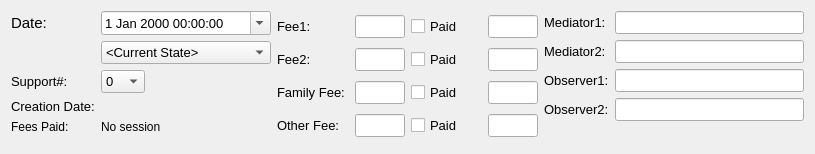
Before: the Qt Designer form drc/gui/mediationsessionform.ui in lansdon/cpts483_drc, drawn with Qt 5.
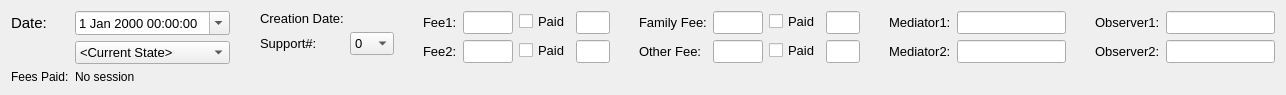
After: the same form once the commit is applied.

What changed in the file:
```diff
--- a/drc/gui/mediationsessionform.ui
+++ b/drc/gui/mediationsessionform.ui
@@ -6,8 +6,8 @@
    <rect>
     <x>0</x>
     <y>0</y>
-    <width>815</width>
-    <height>154</height>
+    <width>1286</width>
+    <height>91</height>
    </rect>
   </property>
   <property name="sizePolicy">
@@ -25,11 +25,12 @@
   <property name="windowTitle">
    <string>Mediation Session</string>
   </property>
-  <layout class="QGridLayout" name="gridLayout_2">
-   <item row="0" column="0">
-    <layout class="QHBoxLayout" name="horizontalLayout_5">
+  <layout class="QHBoxLayout" name="horizontalLayout">
      <item>
       <layout class="QFormLayout" name="formLayout">
+     <property name="sizeConstraint">
+      <enum>QLayout::SetNoConstraint</enum>
+     </property>
        <property name="fieldGrowthPolicy">
         <enum>QFormLayout::AllNonFixedFieldsGrow</enum>
        </property>
@@ -97,6 +98,73 @@
         </widget>
        </item>
        <item row="2" column="0">
+      <widget class="QLabel" name="FeesPaidLabel">
+       <property name="text">
+        <string>Fees Paid:</string>
+       </property>
+      </widget>
+     </item>
+     <item row="2" column="1">
+      <widget class="QLabel" name="feePaidDisplayLabel">
+       <property name="text">
+        <string>No session</string>
+       </property>
+      </widget>
+     </item>
+    </layout>
+   </item>
+   <item>
+    <spacer name="horizontalSpacer_4">
+     <property name="orientation">
+      <enum>Qt::Horizontal</enum>
+     </property>
+     <property name="sizeHint" stdset="0">
+      <size>
+       <width>40</width>
+       <height>20</height>
+      </size>
+     </property>
+    </spacer>
+   </item>
+   <item>
+    <layout class="QFormLayout" name="formLayout_2">
+     <property name="sizeConstraint">
+      <enum>QLayout::SetNoConstraint</enum>
+     </property>
+     <item row="0" column="0">
+      <widget class="QLabel" name="creationDateLabel">
+       <property name="font">
+        <font>
+         <pointsize>10</pointsize>
+        </font>
+       </property>
+       <property name="text">
+        <string>Creation Date:</string>
+       </property>
+       <property name="textInteractionFlags">
+        <set>Qt::LinksAccessibleByMouse</set>
+       </property>
+      </widget>
+     </item>
+     <item row="0" column="1">
+      <widget class="QLabel" name="CreationDateDisplayLabel">
+       <property name="sizePolicy">
+        <sizepolicy hsizetype="Expanding" vsizetype="Preferred">
+         <horstretch>0</horstretch>
+         <verstretch>0</verstretch>
+        </sizepolicy>
+       </property>
+       <property name="font">
+        <font>
+         <pointsize>10</pointsize>
+        </font>
+       </property>
+       <property name="text">
+        <string>&lt;Creation Date&gt;</string>
+       </property>
+      </widget>
+     </item>
+     <item row="1" column="0">
         <widget class="QLabel" name="label_10">
          <property name="font">
           <font>
@@ -108,7 +176,7 @@
          </property>
         </widget>
        </item>
-       <item row="2" column="1">
+     <item row="1" column="1">
         <widget class="QComboBox" name="comboBox">
          <property name="sizePolicy">
           <sizepolicy hsizetype="Fixed" vsizetype="Fixed">
@@ -178,92 +246,51 @@
          </item>
         </widget>
        </item>
-       <item row="3" column="0">
-        <widget class="QLabel" name="creationDateLabel">
-         <property name="font">
-          <font>
-           <pointsize>10</pointsize>
-          </font>
-         </property>
-         <property name="text">
-          <string>Creation Date:</string>
-         </property>
-         <property name="textInteractionFlags">
-          <set>Qt::LinksAccessibleByMouse</set>
-         </property>
-        </widget>
-       </item>
-       <item row="3" column="1">
-        <widget class="QLabel" name="CreationDateDisplayLabel">
-         <property name="font">
-          <font>
-           <pointsize>10</pointsize>
-          </font>
-         </property>
-         <property name="text">
-          <string/>
-         </property>
-        </widget>
-       </item>
-       <item row="4" column="0">
-        <widget class="QLabel" name="FeesPaidLabel">
-         <property name="text">
-          <string>Fees Paid:</string>
-         </property>
-        </widget>
-       </item>
-       <item row="4" column="1">
-        <widget class="QLabel" name="feePaidDisplayLabel">
-         <property name="text">
-          <string>No session</string>
-         </property>
-        </widget>
-       </item>
-      </layout>
-     </item>
+    </layout>
+   </item>
+   <item>
+    <spacer name="horizontalSpacer_3">
+     <property name="orientation">
+      <enum>Qt::Horizontal</enum>
+     </property>
+     <property name="sizeHint" stdset="0">
+      <size>
+       <width>40</width>
+       <height>20</height>
+      </size>
+     </property>
+    </spacer>
+   </item>
      <item>
-      <layout class="QGridLayout" name="gridLayout">
-       <item row="3" column="0">
-        <widget class="QLabel" name="label_5">
-         <property name="font">
-          <font>
-           <pointsize>10</pointsize>
-          </font>
-         </property>
-         <property name="text">
-          <string>Other Fee:</string>
-         </property>
-        </widget>
-       </item>
-       <item row="3" column="1">
-        <widget class="QLineEdit" name="OtherFeeLineEdit">
-         <property name="maximumSize">
-          <size>
-           <width>50</width>
-           <height>16777215</height>
-          </size>
-         </property>
-         <property name="font">
-          <font>
-           <pointsize>10</pointsize>
-          </font>
-         </property>
-        </widget>
-       </item>
-       <item row="3" column="2">
-        <widget class="QCheckBox" name="OtherFeePaidCheckBox">
+    <layout class="QFormLayout" name="formLayout_9">
+     <property name="sizeConstraint">
+      <enum>QLayout::SetNoConstraint</enum>
+     </property>
+     <property name="fieldGrowthPolicy">
+      <enum>QFormLayout::AllNonFixedFieldsGrow</enum>
+     </property>
+     <item row="0" column="0">
+      <layout class="QFormLayout" name="formLayout_5">
+       <property name="sizeConstraint">
+        <enum>QLayout::SetNoConstraint</enum>
+       </property>
+       <property name="fieldGrowthPolicy">
+        <enum>QFormLayout::AllNonFixedFieldsGrow</enum>
+       </property>
+       <item row="0" column="0">
+        <widget class="QLabel" name="label_2">
          <property name="font">
           <font>
            <pointsize>10</pointsize>
           </font>
          </property>
          <property name="text">
-          <string>Paid</string>
+          <string>Fee1:</string>
          </property>
         </widget>
        </item>
-       <item row="3" column="3">
-        <widget class="QLineEdit" name="incomeFeeOtherLineEdit">
+       <item row="0" column="1">
+        <widget class="QLineEdit" name="Fee1LineEdit">
          <property name="maximumSize">
           <size>
            <width>50</width>
@@ -277,20 +304,20 @@
          </property>
         </widget>
        </item>
-       <item row="2" column="2">
-        <widget class="QCheckBox" name="FamilyFeePaidCheckBox">
+       <item row="1" column="0">
+        <widget class="QLabel" name="label_3">
          <property name="font">
           <font>
            <pointsize>10</pointsize>
           </font>
          </property>
          <property name="text">
-          <string>Paid</string>
+          <string>Fee2:</string>
          </property>
         </widget>
        </item>
-       <item row="2" column="3">
-        <widget class="QLineEdit" name="incomeFeeFamilyLineEdit">
+       <item row="1" column="1">
+        <widget class="QLineEdit" name="Fee2LineEdit">
          <property name="maximumSize">
           <size>
            <width>50</width>
@@ -304,7 +331,14 @@
          </property>
         </widget>
        </item>
-       <item row="0" column="2">
+      </layout>
+     </item>
+     <item row="0" column="1">
+      <layout class="QFormLayout" name="formLayout_6">
+       <property name="sizeConstraint">
+        <enum>QLayout::SetNoConstraint</enum>
+       </property>
+       <item row="0" column="0">
         <widget class="QCheckBox" name="Fee1PaidCheckBox">
          <property name="font">
           <font>
@@ -316,37 +350,7 @@
          </property>
         </widget>
        </item>
-       <item row="1" column="3">
-        <widget class="QLineEdit" name="incomeFee2LineEdit">
-         <property name="maximumSize">
-          <size>
-           <width>50</width>
-           <height>16777215</height>
-          </size>
-         </property>
-         <property name="font">
-          <font>
-           <pointsize>10</pointsize>
-          </font>
-         </property>
-        </widget>
-       </item>
-       <item row="2" column="1">
-        <widget class="QLineEdit" name="FamilyFeeLineEdit">
-         <property name="maximumSize">
-          <size>
-           <width>50</width>
-           <height>16777215</height>
-          </size>
-         </property>
-         <property name="font">
-          <font>
-           <pointsize>10</pointsize>
-          </font>
-         </property>
-        </widget>
-       </item>
-       <item row="0" column="3">
+       <item row="0" column="1">
         <widget class="QLineEdit" name="incomeFee1LineEdit">
          <property name="maximumSize">
           <size>
@@ -361,7 +365,7 @@
          </property>
         </widget>
        </item>
-       <item row="1" column="2">
+       <item row="1" column="0">
         <widget class="QCheckBox" name="Fee2PaidCheckBox">
          <property name="font">
           <font>
@@ -373,19 +377,52 @@
          </property>
         </widget>
        </item>
-       <item row="1" column="0">
-        <widget class="QLabel" name="label_3">
+       <item row="1" column="1">
+        <widget class="QLineEdit" name="incomeFee2LineEdit">
+         <property name="maximumSize">
+          <size>
+           <width>50</width>
+           <height>16777215</height>
+          </size>
+         </property>
          <property name="font">
           <font>
            <pointsize>10</pointsize>
           </font>
          </property>
-         <property name="text">
-          <string>Fee2:</string>
-         </property>
         </widget>
        </item>
-       <item row="2" column="0">
+      </layout>
+     </item>
+    </layout>
+   </item>
+   <item>
+    <spacer name="horizontalSpacer_2">
+     <property name="orientation">
+      <enum>Qt::Horizontal</enum>
+     </property>
+     <property name="sizeHint" stdset="0">
+      <size>
+       <width>40</width>
+       <height>20</height>
+      </size>
+     </property>
+    </spacer>
+   </item>
+   <item>
+    <layout class="QFormLayout" name="formLayout_10">
+     <property name="sizeConstraint">
+      <enum>QLayout::SetNoConstraint</enum>
+     </property>
+     <property name="fieldGrowthPolicy">
+      <enum>QFormLayout::AllNonFixedFieldsGrow</enum>
+     </property>
+     <item row="0" column="0">
+      <layout class="QFormLayout" name="formLayout_7">
+       <property name="sizeConstraint">
+        <enum>QLayout::SetNoConstraint</enum>
+       </property>
+       <item row="0" column="0">
         <widget class="QLabel" name="label_4">
          <property name="font">
           <font>
@@ -397,8 +434,35 @@
          </property>
         </widget>
        </item>
+       <item row="0" column="1">
+        <widget class="QLineEdit" name="FamilyFeeLineEdit">
+         <property name="maximumSize">
+          <size>
+           <width>50</width>
+           <height>16777215</height>
+          </size>
+         </property>
+         <property name="font">
+          <font>
+           <pointsize>10</pointsize>
+          </font>
+         </property>
+        </widget>
+       </item>
+       <item row="1" column="0">
+        <widget class="QLabel" name="label_5">
+         <property name="font">
+          <font>
+           <pointsize>10</pointsize>
+          </font>
+         </property>
+         <property name="text">
+          <string>Other Fee:</string>
+         </property>
+        </widget>
+       </item>
        <item row="1" column="1">
-        <widget class="QLineEdit" name="Fee2LineEdit">
+        <widget class="QLineEdit" name="OtherFeeLineEdit">
          <property name="maximumSize">
           <size>
            <width>50</width>
@@ -411,38 +475,90 @@
           </font>
          </property>
         </widget>
+       </item>
+      </layout>
        </item>
        <item row="0" column="1">
-        <widget class="QLineEdit" name="Fee1LineEdit">
-         <property name="maximumSize">
-          <size>
-           <width>50</width>
-           <height>16777215</height>
-          </size>
-         </property>
-         <property name="font">
-          <font>
-           <pointsize>10</pointsize>
-          </font>
-         </property>
-        </widget>
-       </item>
+      <layout class="QFormLayout" name="formLayout_8">
+       <property name="sizeConstraint">
+        <enum>QLayout::SetNoConstraint</enum>
+       </property>
        <item row="0" column="0">
-        <widget class="QLabel" name="label_2">
+        <widget class="QCheckBox" name="FamilyFeePaidCheckBox">
          <property name="font">
           <font>
            <pointsize>10</pointsize>
           </font>
          </property>
          <property name="text">
-          <string>Fee1:</string>
+          <string>Paid</string>
          </property>
         </widget>
        </item>
+       <item row="0" column="1">
+        <widget class="QLineEdit" name="incomeFeeFamilyLineEdit">
+         <property name="maximumSize">
+          <size>
+           <width>50</width>
+           <height>16777215</height>
+          </size>
+         </property>
+         <property name="font">
+          <font>
+           <pointsize>10</pointsize>
+          </font>
+         </property>
+        </widget>
+       </item>
+       <item row="1" column="0">
+        <widget class="QCheckBox" name="OtherFeePaidCheckBox">
+         <property name="font">
+          <font>
+           <pointsize>10</pointsize>
+          </font>
+         </property>
+         <property name="text">
+          <string>Paid</string>
+         </property>
+        </widget>
+       </item>
+       <item row="1" column="1">
+        <widget class="QLineEdit" name="incomeFeeOtherLineEdit">
+         <property name="maximumSize">
+          <size>
+           <width>50</width>
+           <height>16777215</height>
+          </size>
+         </property>
+         <property name="font">
+          <font>
+           <pointsize>10</pointsize>
+          </font>
+         </property>
+        </widget>
+       </item>
       </layout>
+     </item>
+    </layout>
+   </item>
+   <item>
+    <spacer name="horizontalSpacer_5">
+     <property name="orientation">
+      <enum>Qt::Horizontal</enum>
+     </property>
+     <property name="sizeHint" stdset="0">
+      <size>
+       <width>40</width>
+       <height>20</height>
+      </size>
+     </property>
+    </spacer>
      </item>
      <item>
       <layout class="QFormLayout" name="formLayout_3">
+     <property name="sizeConstraint">
+      <enum>QLayout::SetNoConstraint</enum>
+     </property>
        <property name="fieldGrowthPolicy">
         <enum>QFormLayout::AllNonFixedFieldsGrow</enum>
        </property>
@@ -494,7 +610,27 @@
          </property>
         </widget>
        </item>
-       <item row="2" column="0">
+    </layout>
+   </item>
+   <item>
+    <spacer name="horizontalSpacer_6">
+     <property name="orientation">
+      <enum>Qt::Horizontal</enum>
+     </property>
+     <property name="sizeHint" stdset="0">
+      <size>
+       <width>40</width>
+       <height>20</height>
+      </size>
+     </property>
+    </spacer>
+   </item>
+   <item>
+    <layout class="QFormLayout" name="formLayout_4">
+     <property name="sizeConstraint">
+      <enum>QLayout::SetNoConstraint</enum>
+     </property>
+     <item row="0" column="0">
         <widget class="QLabel" name="label_8">
          <property name="font">
           <font>
@@ -506,8 +642,14 @@
          </property>
         </widget>
        </item>
-       <item row="2" column="1">
+     <item row="0" column="1">
         <widget class="QLineEdit" name="Observe1LineEdit">
+       <property name="minimumSize">
+        <size>
+         <width>100</width>
+         <height>0</height>
+        </size>
+       </property>
          <property name="font">
           <font>
            <pointsize>10</pointsize>
@@ -515,7 +657,7 @@
          </property>
         </widget>
        </item>
-       <item row="3" column="0">
+     <item row="1" column="0">
         <widget class="QLabel" name="label_9">
          <property name="font">
           <font>
@@ -527,7 +669,7 @@
          </property>
         </widget>
        </item>
-       <item row="3" column="1">
+     <item row="1" column="1">
         <widget class="QLineEdit" name="Observer2lineEdit">
          <property name="font">
           <font>
@@ -539,8 +681,6 @@
       </layout>
      </item>
     </layout>
-   </item>
-  </layout>
  </widget>
  <tabstops>
   <tabstop>dateTimeEdit</tabstop>
```
Left out of the diff: 15 changed lines with no effect on the pictures. Lines whose indentation alone changed are shown as unchanged.
